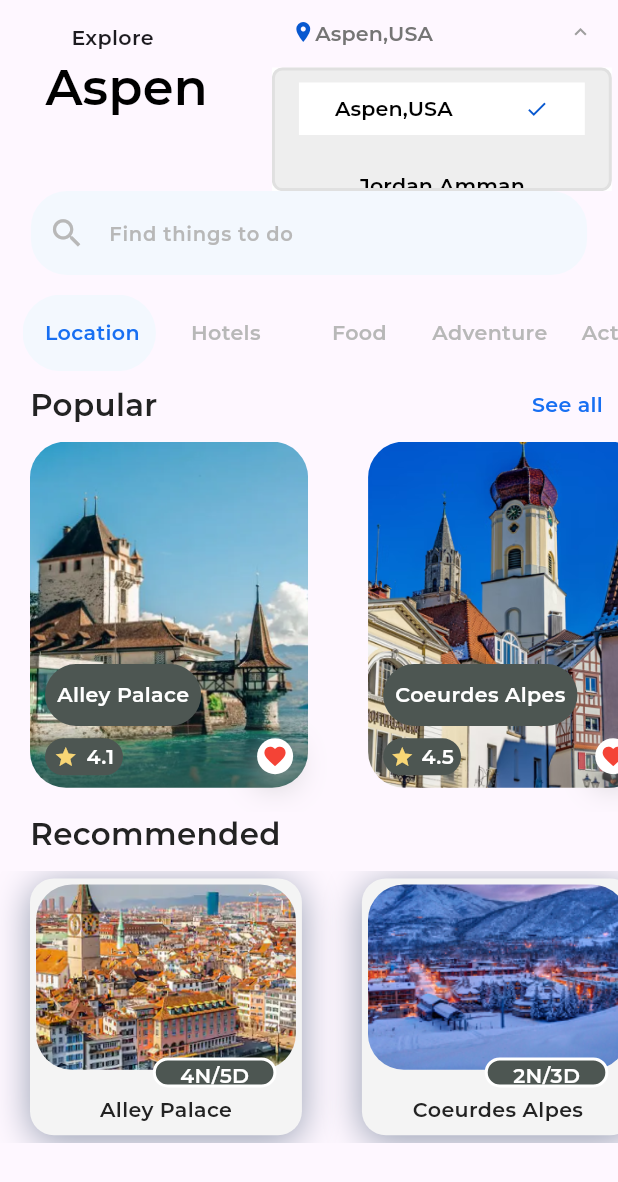
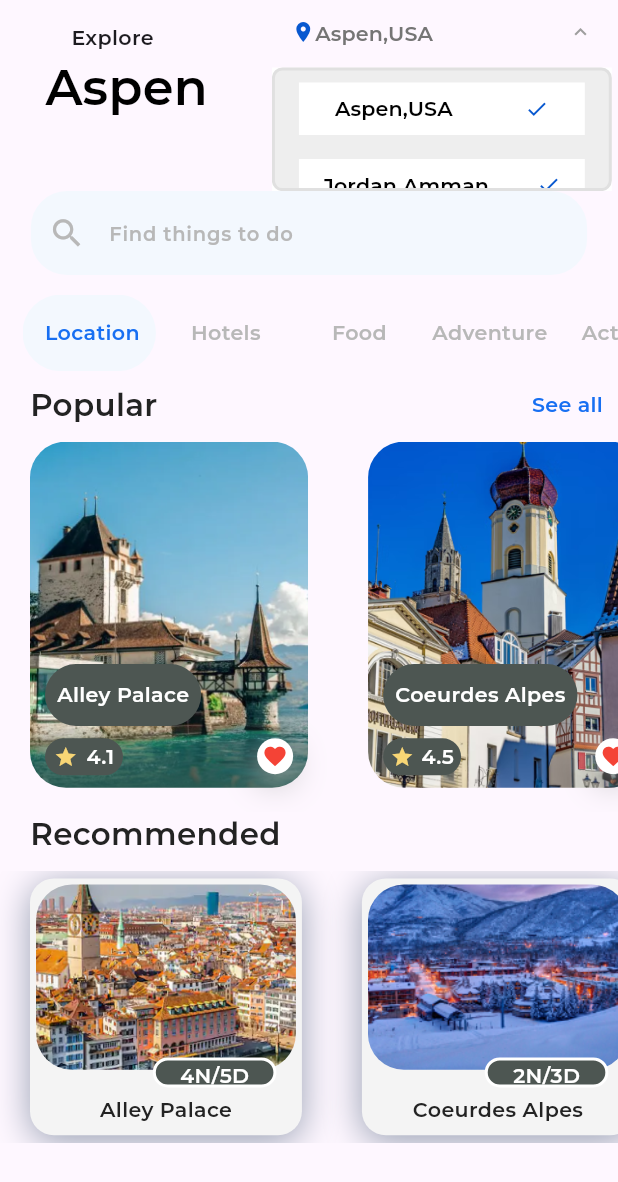
Before and after one commit to Maream-Hmedan/aspen_maream_hmedan, a Flutter app: the ExploreScreen screen opened directly, after a tap on "Aspen,USA", on a phone screen of 412 x 824 dp. Shown: the top 1182 px of the screen. Run offline on Flutter 3.47's test engine with Material 3 defaults, Android fonts, the phone set to English and light mode, and no system bars; our stand-ins replace firebase_core, persistent_bottom_nav_bar, shared_preferences, sizer; missing offline and left inert: favorite_button; accounts and stored records are empty; project files that could hold a hidden picture were left out.

Commit message:
feat:..Edit

```diff
--- a/lib/screens/explore/explore_screen.dart
+++ b/lib/screens/explore/explore_screen.dart
@@ -1,5 +1,5 @@
 import 'package:aspen_project/screens/explore/search_view.dart';
-import 'package:aspen_project/utils/ui/Custom_Drop_Down.dart';
+import 'package:aspen_project/utils/ui/custom_drop_down.dart';
 import 'package:flutter/material.dart';
 import 'package:sizer/sizer.dart';
 
@@ -9,9 +9,9 @@ class ExploreScreen extends StatelessWidget {
   @override
   Widget build(BuildContext context) {
     return Scaffold(
-      body: SingleChildScrollView(
-        child: SizedBox(
-          width: 100.w,
+      body: SizedBox(
+        width: 100.w,
+        child: SingleChildScrollView(
           child: Column(
             children: [
               Row(
--- a/lib/screens/explore/search_view.dart
+++ b/lib/screens/explore/search_view.dart
@@ -39,8 +39,8 @@ class _SearchViewState extends State<SearchView> {
   @override
   Widget build(BuildContext context) {
     return SizedBox(
+      width: 100.w,
       height: 85.h,
-      width: 100.w,
       child: Column(
         children: [
           SizedBox(
--- a/lib/utils/ui/custom_button.dart
+++ b/lib/utils/ui/custom_button.dart
@@ -6,17 +6,18 @@ class CustButton extends StatelessWidget {
   final GestureTapCallback onTap;
   final double ? width;
 
+
   const CustButton(
       {super.key,
       required this.buttonChild,
       required this.onTap,
-       this.width});
+       this.width,
+      });
 
   @override
   Widget build(BuildContext context) {
     return InkWell(
       onTap: onTap,
-      child: Center(
       child: Container(
         alignment: Alignment.center,
         width: width??90.w,
@@ -37,7 +38,6 @@ class CustButton extends StatelessWidget {
         ),
         child: buttonChild,
       ),
-      ),
     );
   }
 }
--- a/lib/utils/ui/Custom_Drop_Down.dart
+++ b/lib/utils/ui/custom_drop_down.dart
@@ -2,9 +2,9 @@ import 'package:aspen_project/utils/ui/packages/custom_searchable_dropdown.dart'
 import 'package:flutter/material.dart';
 import 'package:sizer/sizer.dart';
 class CustomDropDown extends StatefulWidget {
-   const CustomDropDown({super.key});
+    const CustomDropDown({super.key});
 
-  static const List<String> _locationList = [
+  static final List<String> _locationList = [
     'Aspen,USA',
     'Jordan,Amman',
   ];
--- a/lib/utils/ui/packages/custom_searchable_dropdown.dart
+++ b/lib/utils/ui/packages/custom_searchable_dropdown.dart
@@ -82,6 +82,7 @@ class _CustomSearchableDropDownState extends State<CustomSearchableDropDown>
   String onSelectLabel = '';
   final searchC = TextEditingController();
   List menuData = [];
+  List menuData2 = [];
   List mainDataListGroup = [];
   List newDataList = [];
 
@@ -89,7 +90,6 @@ class _CustomSearchableDropDownState extends State<CustomSearchableDropDown>
 
   late AnimationController _menuController;
   bool _isExpanded = false;
-
 
   @override
   void initState() {
@@ -99,16 +99,12 @@ class _CustomSearchableDropDownState extends State<CustomSearchableDropDown>
       duration: const Duration(milliseconds: 300),
       vsync: this,
     );
-
   }
 
   @override
   Widget build(BuildContext context) {
-
-
     if (widget.initialIndex != null && widget.dropDownMenuItems.isNotEmpty) {
       onSelectLabel = widget.dropDownMenuItems[widget.initialIndex!].toString();
-
     }
 
     if (widget.multiSelect ?? false) {
@@ -294,8 +290,9 @@ class _CustomSearchableDropDownState extends State<CustomSearchableDropDown>
                     ),
                   ),
                   onPressed: () {
-                    _isExpanded = !_isExpanded;
-                    setState(() {});
+                    setState(() {
+                      _isExpanded = !_isExpanded;
+                    });
                     if (widget.enabled == null || widget.enabled == true) {
                       menuData.clear();
                       if (widget.items.isNotEmpty) {
@@ -306,6 +303,7 @@ class _CustomSearchableDropDownState extends State<CustomSearchableDropDown>
                               '-_-' +
                               i.toString());
 
+                          menuData2.add(widget.dropDownMenuItems[i].toString());
                         }
                         mainDataListGroup = menuData;
                         newDataList = mainDataListGroup;
@@ -316,6 +314,8 @@ class _CustomSearchableDropDownState extends State<CustomSearchableDropDown>
                             _menuController.forward();
                           } else {
                             _menuController.reverse();
+
+                            _isExpanded = false;
                           }
                         } else {
                           showDialogueBox(context);
@@ -367,6 +367,7 @@ class _CustomSearchableDropDownState extends State<CustomSearchableDropDown>
   }
 
   mainScreen(setState) {
+    _isExpanded = false;
     return Padding(
       padding: widget.menuPadding ?? EdgeInsets.all(0),
       child: Container(
@@ -390,8 +391,7 @@ class _CustomSearchableDropDownState extends State<CustomSearchableDropDown>
                             color: widget.primaryColor ?? Colors.blue,
                           ),
                   ),
-                )
-            ),
+                )),
             Visibility(
                 visible: widget.multiSelect ?? false,
                 child: Row(
@@ -415,6 +415,7 @@ class _CustomSearchableDropDownState extends State<CustomSearchableDropDown>
                         for (int i = 0; i < newDataList.length; i++) {
                           selectedValues.add(newDataList[i]);
                         }
+
                         setState(() {});
                       },
                     ),
@@ -566,10 +567,7 @@ class _CustomSearchableDropDownState extends State<CustomSearchableDropDown>
             ),
             onChanged: (v) {
               onItemChanged(v);
-              setState(() {
-
-
-              });
+              setState(() {});
             },
           ),
         ),
@@ -641,25 +639,30 @@ class _CustomSearchableDropDownState extends State<CustomSearchableDropDown>
                           height: 35,
                           width: 40.w,
                           decoration: BoxDecoration(
-                            color: widget.label.toString()== newDataList[index].split('-_-')[0].toString()
+                            color: widget.label.toString() ==
+                                menuData2
+                                    .where((string) => string.toLowerCase().contains(widget.label.toString().toLowerCase()))
+                                    .toList().first
                                 ? Colors.white
-                                : Colors.grey.shade200,
+                                : null,
                           ),
                           child: Row(
                             mainAxisAlignment: MainAxisAlignment.spaceAround,
                             children: [
-
                               Text(
-                                newDataList[index].split('-_-')[0].toString(),
-                                style:  TextStyle(
-                                    fontSize: 10.sp,
-                                    color:Colors.black),
+                                menuData2[index].toString(),
+                                style: TextStyle(
+                                    fontSize: 10.sp, color: Colors.black),
                               ),
-
-                              if (widget.label.toString() == newDataList[index].split('-_-')[0].toString())
-                                const Icon(Icons.check,
+                              if (widget.label.toString() ==
+                                  menuData2
+                                      .where((string) => string.toLowerCase().contains(widget.label.toString().toLowerCase()))
+                                      .toList().first)
+                                const Icon(
+                                  Icons.check,
                                   color: Color(0xff0858D0),
-                                  size: 16,),
+                                  size: 16,
+                                ),
                             ],
                           ),
                         ),
@@ -688,7 +691,6 @@ class _CustomSearchableDropDownState extends State<CustomSearchableDropDown>
                       if (menuData[i] == newDataList[index]) {
                         onSelectLabel = menuData[i].split('-_-')[0].toString();
                         widget.onChanged(widget.items[i]);
-
                       }
                     }
                     if (widget.menuMode ?? false) {
@@ -710,7 +712,6 @@ class _CustomSearchableDropDownState extends State<CustomSearchableDropDown>
       newDataList = mainDataListGroup
           .where((string) => string.toLowerCase().contains(value.toLowerCase()))
           .toList();
-
     });
   }
 }
```
Also changed, not shown: lib/screens/details/place_details_screen.dart (+33 -44 lines), lib/utils/ui/custom_old_drop_down.dart (renamed from lib/utils/ui/Custom_Old_Drop_Down.dart). Lines whose indentation alone changed are shown as unchanged.
